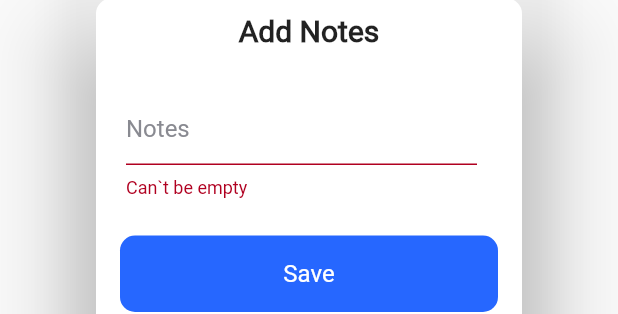
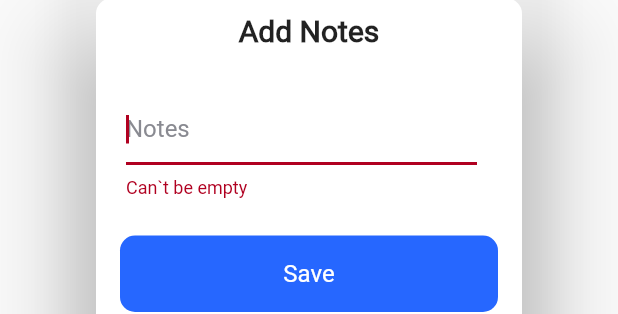
Before and after one commit to Chewbacca-14/My-Moto-App-Flutter, a Flutter app: the CustomDialog widget shown alone on an empty page, opened directly, after a tap on "Save", on a phone screen of 412 x 824 dp. Shown: the part 444-758 px from the top of the screen. Run offline on Flutter 3.47's test engine with Material 2 defaults, Android fonts, the phone set to English and light mode, and no system bars; our stand-ins replace animated_text_kit, avatar_glow, cloud_firestore, easy_splash_screen, firebase_auth, firebase_core and 4 more; accounts and stored records are empty; network calls fail.

Commit message:
ui fixes + code refactoring

```diff
--- a/lib/components/custom_dialog.dart
+++ b/lib/components/custom_dialog.dart
@@ -31,6 +31,8 @@ class _CustomDialogState extends State<CustomDialog> {
 
   @override
   Widget build(BuildContext context) {
+    //get date
+    DateTime date = DateTime.now();
     return AlertDialog(
       backgroundColor: Colors.transparent,
       content: Container(
@@ -38,7 +40,7 @@ class _CustomDialogState extends State<CustomDialog> {
           borderRadius: BorderRadius.circular(10),
           color: Theme.of(context).colorScheme.background,
         ),
-        height: widget.isNotes! ? 230 : 300,
+        height: widget.isNotes! ? 230 : (isNull ? 320 : 300),
         width: 300,
         child: Column(
           children: [
@@ -52,11 +54,12 @@ class _CustomDialogState extends State<CustomDialog> {
             ),
             const SizedBox(height: 30),
             CustomTextField(
+                autofocus: true,
                 errorText: isNull ? 'Can`t be empty' : null,
                 format: widget.isNotes!
                     ? null
                     : [ThousandsSeparatorInputFormatter()],
-                maxLength: widget.isNotes! ? 150 : 9,
+                maxLength: widget.isNotes! ? 100 : 9,
                 border: const UnderlineInputBorder(),
                 keyboardType: widget.isNotes! ? null : TextInputType.number,
                 hintText: widget.isNotes! ? 'Notes' : 'Mileage',
@@ -104,7 +107,9 @@ class _CustomDialogState extends State<CustomDialog> {
                       });
                     } else {
                       Navigator.pop(context);
-                      DBFunctions().writeDataToFirebase(_controller.text, uid);
+
+                      DBFunctions()
+                          .writeDataToFirebase(_controller.text, uid, date);
                     }
                   }
                 },
--- a/lib/helpers/text_field.dart
+++ b/lib/helpers/text_field.dart
@@ -44,6 +44,7 @@ class _CustomTextFieldState extends State<CustomTextField> {
     return Padding(
       padding: const EdgeInsets.only(left: 20, right: 30),
       child: TextFormField(
+        textCapitalization: TextCapitalization.sentences,
         maxLines: 1,
         maxLength: widget.maxLength,
         inputFormatters: widget.format,
--- /dev/null
+++ b/lib/pages/chat_gpt/constants/settings_photo.dart
@@ -0,0 +1,2 @@
+const String photoUrl =
+    'https://www.pngitem.com/pimgs/m/146-1468479_my-profile-icon-blank-profile-picture-circle-hd.png';
--- a/lib/pages/chat_gpt/services/api_service.dart
+++ b/lib/pages/chat_gpt/services/api_service.dart
@@ -1,9 +1,7 @@
 import 'dart:convert';
 import 'dart:developer';
 import 'dart:io';
-
 import 'package:http/http.dart' as http;
-
 import '../constants/api_consts.dart';
 import '../models/chat_model.dart';
 import '../models/models_model.dart';
--- a/lib/pages/chat_screen.dart
+++ b/lib/pages/chat_screen.dart
@@ -5,8 +5,8 @@ import 'package:provider/provider.dart';
 import 'package:flutter_spinkit/flutter_spinkit.dart';
 import 'package:motoappv2/pages/chat_gpt/providers/chats_provider.dart';
 import 'package:motoappv2/pages/chat_gpt/providers/models_provider.dart';
-import 'package:motoappv2/pages/chat_gpt/widgets/chat_widget.dart';
-import 'package:motoappv2/pages/chat_gpt/widgets/text_widget.dart';
+import 'package:motoappv2/pages/chat_gpt/pages/chat_widget.dart';
+import 'package:motoappv2/pages/chat_gpt/pages/text_widget.dart';
 
 class ChatScreen extends StatefulWidget {
   const ChatScreen({super.key});
--- a/lib/pages/settings_page.dart
+++ b/lib/pages/settings_page.dart
@@ -1,6 +1,7 @@
 import 'package:firebase_auth/firebase_auth.dart';
 import 'package:flutter/material.dart';
 import 'package:motoappv2/helpers/fonts.dart';
+import 'package:motoappv2/pages/chat_gpt/constants/settings_photo.dart';
 import 'package:motoappv2/providers/auth_provider.dart';
 import 'package:motoappv2/providers/theme_provider.dart';
 import 'package:provider/provider.dart';
@@ -30,8 +31,7 @@ class _SettingsPageState extends State<SettingsPage> {
   void initState() {
     super.initState();
     currentUser = FirebaseAuth.instance.currentUser;
-    profileImageUrl = currentUser!.photoURL ??
-        "https://www.pngitem.com/pimgs/m/146-1468479_my-profile-icon-blank-profile-picture-circle-hd.png";
+    profileImageUrl = currentUser!.photoURL ?? photoUrl;
     userEmail = currentUser!.email ?? 'null';
   }
 
```
Also changed, not shown: lib/components/card_notes.dart (+22 -8 lines), lib/db_utils/db_functions.dart (+14 -3 lines), lib/pages/home_page.dart (+9 -6 lines), lib/pages/notes_page.dart (+14 -7 lines), lib/main.dart (line endings or trailing spaces), lib/pages/chat_gpt/pages/chat_widget.dart (renamed from lib/pages/chat_gpt/widgets/chat_widget.dart), lib/pages/chat_gpt/pages/text_widget.dart (renamed from lib/pages/chat_gpt/widgets/text_widget.dart).
